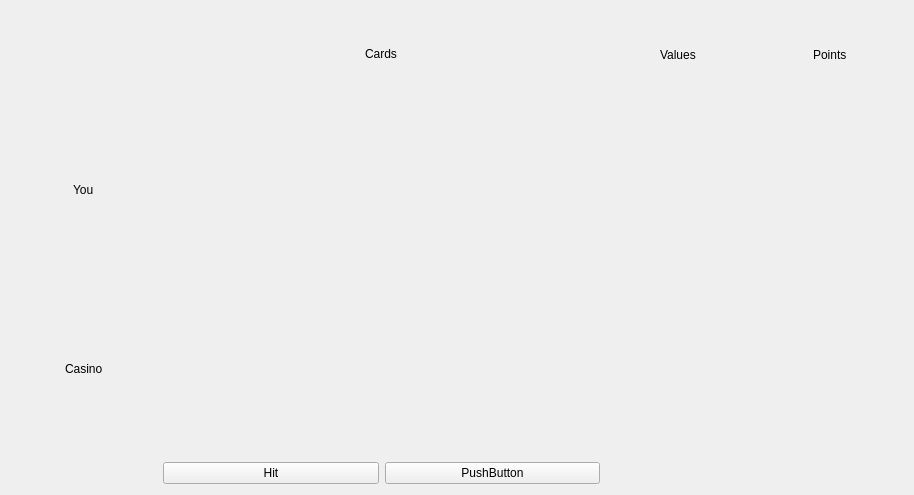
utevo/blackjack, file qt-widget/form.ui: the form before one commit.
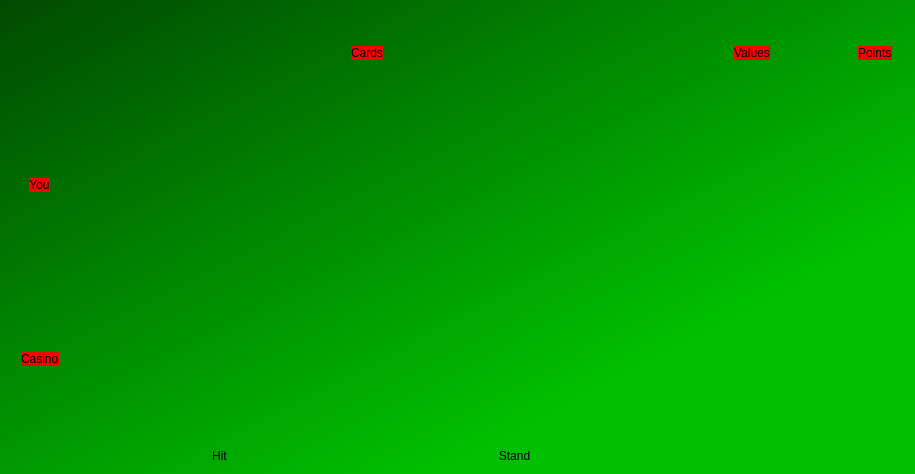
The form after the commit.

What changed in the file:
```diff
--- a/qt-widget/form.ui
+++ b/qt-widget/form.ui
@@ -6,51 +6,59 @@
    <rect>
     <x>0</x>
     <y>0</y>
-    <width>914</width>
-    <height>495</height>
+    <width>915</width>
+    <height>474</height>
    </rect>
   </property>
   <property name="windowTitle">
    <string>Window</string>
   </property>
+  <property name="styleSheet">
+   <string notr="true">QLabel {
+	font: 81 bold 20pt &quot;Fira Sans Compressed&quot;;
+	border: 1px;
+}
+
+QPushButton {
+	background-color: 'yellow';
+	font: 81 bold 20pt &quot;Fira Sans Compressed&quot;;
+	border-radius: 6px;
+}
+
+#playerName, #casinoName, #cardsLabel, #valuesLabel, #pointsLabel {
+	background-color: red;
+	border: 1px solid 'black';
+}
+
+#Window {
+	background-color: qlineargradient(spread:pad, x1:0, y1:0, x2:1, y2:1, stop:0 rgba(0, 74, 0, 255), stop:0.739796 rgba(0, 192, 0, 255));
+}
+
+</string>
+  </property>
   <layout class="QGridLayout" name="gridLayout_2">
    <item row="0" column="0">
     <layout class="QGridLayout" name="gridLayout">
-     <item row="0" column="1" alignment="Qt::AlignHCenter|Qt::AlignVCenter">
-      <widget class="QLabel" name="cardsLabel">
+     <property name="sizeConstraint">
+      <enum>QLayout::SetDefaultConstraint</enum>
+     </property>
+     <item row="1" column="1">
+      <widget class="QWidget" name="playerCardsHandler" native="true">
        <property name="sizePolicy">
         <sizepolicy hsizetype="Preferred" vsizetype="Preferred">
-         <horstretch>0</horstretch>
-         <verstretch>1</verstretch>
-        </sizepolicy>
-       </property>
-       <property name="styleSheet">
-        <string notr="true">QLabel {
-	rgb(52, 101, 164)
-}</string>
-       </property>
-       <property name="text">
-        <string>Cards</string>
-       </property>
-      </widget>
-     </item>
-     <item row="3" column="1">
-      <widget class="QWidget" name="casinoCardsHandler" native="true">
-       <property name="sizePolicy">
-        <sizepolicy hsizetype="Preferred" vsizetype="Preferred">
-         <horstretch>3</horstretch>
+         <horstretch>10</horstretch>
          <verstretch>2</verstretch>
         </sizepolicy>
        </property>
-       <layout class="QHBoxLayout" name="horizontalLayout_4">
+       <layout class="QHBoxLayout" name="horizontalLayout">
         <item>
          <layout class="QHBoxLayout" name="casinoCardsLayout"/>
         </item>
        </layout>
       </widget>
      </item>
-     <item row="5" column="1">
-      <layout class="QHBoxLayout" name="horizontalLayout_2">
+     <item row="4" column="1">
+      <layout class="QHBoxLayout" name="buttonsLayout">
        <item>
         <widget class="QPushButton" name="hitButton">
          <property name="text">
@@ -61,79 +69,122 @@
        <item>
         <widget class="QPushButton" name="standButton">
          <property name="text">
-          <string>PushButton</string>
+          <string>Stand</string>
          </property>
         </widget>
        </item>
       </layout>
      </item>
-     <item row="3" column="2">
-      <widget class="QLabel" name="casinoValues">
-       <property name="text">
-        <string/>
-       </property>
-      </widget>
-     </item>
-     <item row="2" column="0" alignment="Qt::AlignHCenter|Qt::AlignVCenter">
-      <widget class="QLabel" name="playerName">
-       <property name="sizePolicy">
-        <sizepolicy hsizetype="Preferred" vsizetype="Preferred">
-         <horstretch>1</horstretch>
-         <verstretch>0</verstretch>
-        </sizepolicy>
-       </property>
-       <property name="text">
-        <string>You</string>
-       </property>
-      </widget>
-     </item>
-     <item row="2" column="2">
+     <item row="1" column="2" alignment="Qt::AlignHCenter|Qt::AlignVCenter">
       <widget class="QLabel" name="playerValues">
        <property name="sizePolicy">
         <sizepolicy hsizetype="Preferred" vsizetype="Preferred">
          <horstretch>1</horstretch>
-         <verstretch>0</verstretch>
+         <verstretch>2</verstretch>
         </sizepolicy>
        </property>
        <property name="text">
         <string/>
        </property>
+       <property name="alignment">
+        <set>Qt::AlignCenter</set>
+       </property>
       </widget>
      </item>
-     <item row="3" column="0" alignment="Qt::AlignHCenter|Qt::AlignVCenter">
+     <item row="1" column="3" alignment="Qt::AlignHCenter|Qt::AlignVCenter">
+      <widget class="QLabel" name="playerPoints">
+       <property name="sizePolicy">
+        <sizepolicy hsizetype="Preferred" vsizetype="Preferred">
+         <horstretch>1</horstretch>
+         <verstretch>2</verstretch>
+        </sizepolicy>
+       </property>
+       <property name="text">
+        <string/>
+       </property>
+       <property name="alignment">
+        <set>Qt::AlignCenter</set>
+       </property>
+      </widget>
+     </item>
+     <item row="2" column="0" alignment="Qt::AlignHCenter|Qt::AlignVCenter">
       <widget class="QLabel" name="casinoName">
        <property name="text">
         <string>Casino</string>
        </property>
       </widget>
      </item>
-     <item row="2" column="3">
-      <widget class="QLabel" name="playerPoints">
+     <item row="2" column="1">
+      <widget class="QWidget" name="casinoCardsHandler" native="true">
        <property name="sizePolicy">
         <sizepolicy hsizetype="Preferred" vsizetype="Preferred">
-         <horstretch>1</horstretch>
-         <verstretch>0</verstretch>
+         <horstretch>3</horstretch>
+         <verstretch>2</verstretch>
         </sizepolicy>
+       </property>
+       <layout class="QHBoxLayout" name="horizontalLayout_4">
+        <item>
+         <layout class="QHBoxLayout" name="casinoCardsLayout"/>
+        </item>
+       </layout>
+      </widget>
+     </item>
+     <item row="0" column="1" alignment="Qt::AlignHCenter|Qt::AlignVCenter">
+      <widget class="QLabel" name="cardsLabel">
+       <property name="sizePolicy">
+        <sizepolicy hsizetype="Preferred" vsizetype="Preferred">
+         <horstretch>0</horstretch>
+         <verstretch>1</verstretch>
+        </sizepolicy>
+       </property>
+       <property name="styleSheet">
+        <string notr="true"/>
        </property>
        <property name="text">
-        <string/>
+        <string>Cards</string>
+       </property>
+       <property name="alignment">
+        <set>Qt::AlignCenter</set>
        </property>
       </widget>
      </item>
-     <item row="0" column="2" alignment="Qt::AlignHCenter">
+     <item row="0" column="2" alignment="Qt::AlignHCenter|Qt::AlignVCenter">
       <widget class="QLabel" name="valuesLabel">
        <property name="sizePolicy">
         <sizepolicy hsizetype="Preferred" vsizetype="Preferred">
-         <horstretch>0</horstretch>
-         <verstretch>1</verstretch>
+         <horstretch>3</horstretch>
+         <verstretch>0</verstretch>
         </sizepolicy>
        </property>
        <property name="text">
         <string>Values</string>
        </property>
+       <property name="alignment">
+        <set>Qt::AlignCenter</set>
+       </property>
       </widget>
      </item>
-     <item row="0" column="3" alignment="Qt::AlignHCenter">
+     <item row="2" column="2" alignment="Qt::AlignHCenter|Qt::AlignVCenter">
+      <widget class="QLabel" name="casinoValues">
+       <property name="text">
+        <string/>
+       </property>
+       <property name="alignment">
+        <set>Qt::AlignCenter</set>
+       </property>
+      </widget>
+     </item>
+     <item row="2" column="3" alignment="Qt::AlignHCenter|Qt::AlignVCenter">
+      <widget class="QLabel" name="casinoPoints">
+       <property name="text">
+        <string/>
+       </property>
+       <property name="alignment">
+        <set>Qt::AlignCenter</set>
+       </property>
+      </widget>
+     </item>
+     <item row="0" column="3" alignment="Qt::AlignHCenter|Qt::AlignVCenter">
       <widget class="QLabel" name="pointsLabel">
        <property name="sizePolicy">
         <sizepolicy hsizetype="Preferred" vsizetype="Preferred">
@@ -146,26 +197,23 @@
        </property>
       </widget>
      </item>
-     <item row="3" column="3">
-      <widget class="QLabel" name="casinoPoints">
-       <property name="text">
-        <string/>
-       </property>
-      </widget>
-     </item>
-     <item row="2" column="1">
-      <widget class="QWidget" name="playerCardsHandler" native="true">
+     <item row="1" column="0" alignment="Qt::AlignHCenter|Qt::AlignVCenter">
+      <widget class="QLabel" name="playerName">
        <property name="sizePolicy">
         <sizepolicy hsizetype="Preferred" vsizetype="Preferred">
-         <horstretch>3</horstretch>
-         <verstretch>2</verstretch>
+         <horstretch>1</horstretch>
+         <verstretch>0</verstretch>
         </sizepolicy>
        </property>
-       <layout class="QHBoxLayout" name="horizontalLayout_5">
-        <item>
-         <layout class="QHBoxLayout" name="playerCardsLayout"/>
-        </item>
-       </layout>
+       <property name="styleSheet">
+        <string notr="true"/>
+       </property>
+       <property name="text">
+        <string>You</string>
+       </property>
+       <property name="alignment">
+        <set>Qt::AlignCenter</set>
+       </property>
       </widget>
      </item>
     </layout>
```
Left out of the diff: 2 changed lines with no effect on the pictures.
